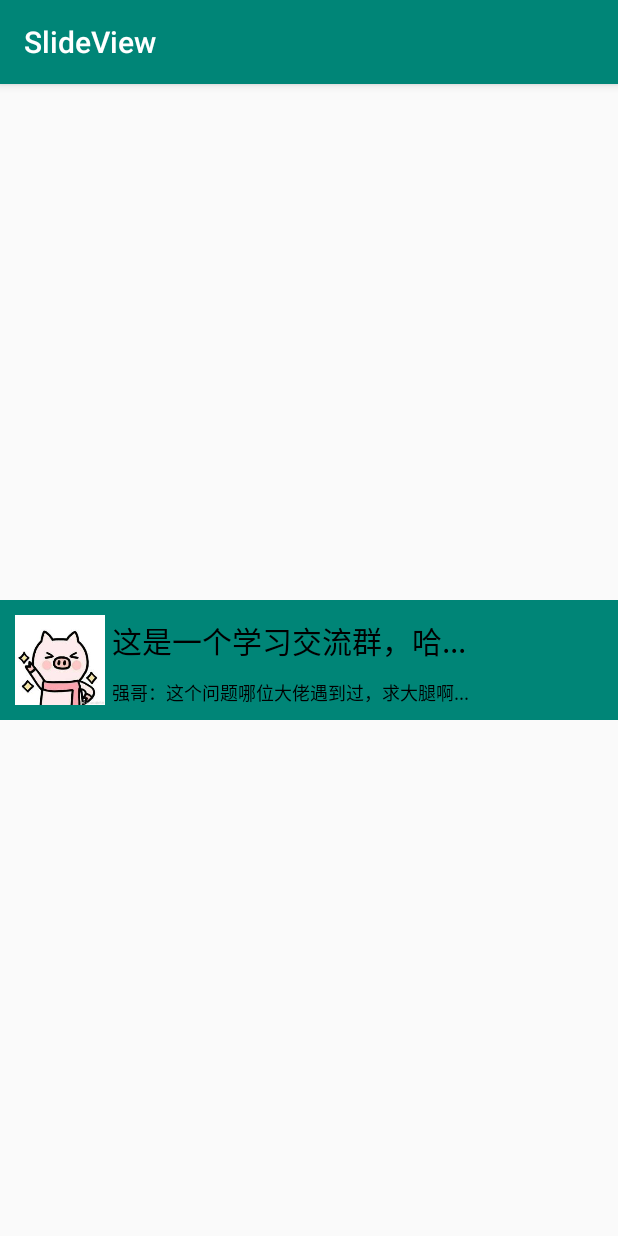
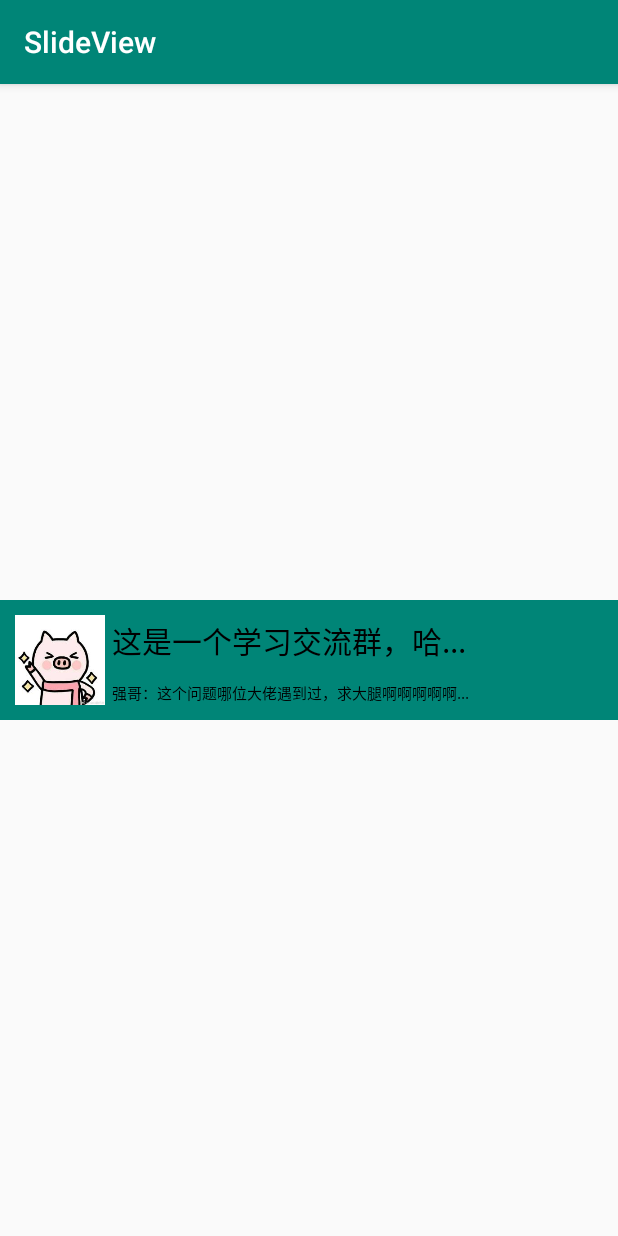
Before and after one commit to crekerliqiang/SlideView, an Android app: the screen it shows after launch (MainActivity), on a phone screen of 412 x 824 dp. Run offline under Robolectric (Android 15) with nearby library versions, the phone set to English and light mode, and no system bars.

Commit message:
修复不填入attr数据时的异常问题

```diff
--- a/app/src/main/res/layout/activity_main.xml
+++ b/app/src/main/res/layout/activity_main.xml
@@ -23,7 +23,7 @@
         app:title_text_margin_start="10dp"
 
         app:message_text="@string/message"
-        app:message_text_size="12sp"
+        app:message_text_size="10sp"
         app:message_text_color="@color/colorBlack"
         app:message_text_margin_start="10dp"
 
--- a/library/src/main/java/demo/com/library/Constants.java
+++ b/library/src/main/java/demo/com/library/Constants.java
@@ -12,12 +12,16 @@ public class Constants {
     public static final float SCALE_RATIO_RIGHT_X_THRESHOLD = 0.001f;
     //图片默认宽度[正方形]
     public static final int IMAGE_SLIDE_LEN_DEFAULT = (int)Util.dpToPixel(60);
+    //图片的默认偏移
+    public static final int IMAGE_MARGIN_START_DEFAULT = (int)Util.spToPixel(10);
 
     //text 默认颜色
     public static final int TEXT_COLOR_DEFAULT = Color.BLACK;
     //title and message 所在行的最大比例[不能超出]
     public static final float TEXT_MAX_RATIO = 0.7f;
 
+    //Title text 默认值
+    public static final String TITLE_TEXT_DEFAULT = "";
     //Title text 默认大小
     public static final int TITLE_SIZE_DEFAULT = (int)Util.spToPixel(24);
     //Title text 默认起始偏移
@@ -25,6 +29,8 @@ public class Constants {
     //Title 的高度占整个View的比例
     public static final float TITLE_HEIGHT = 0.75f;
 
+    //Message text 默认值
+    public static final String MESSAGE_TEXT_DEFAULT = "";
     //Message text 默认大小
     public static final int MESSAGE_SIZE_DEFAULT = (int)Util.spToPixel(12);
     //Message text 默认起始偏移
--- a/library/src/main/java/demo/com/library/view/SlideView.java
+++ b/library/src/main/java/demo/com/library/view/SlideView.java
@@ -21,9 +21,11 @@ import demo.com.library.LLog;
 import demo.com.library.R;
 import demo.com.library.Util;
 
+import static demo.com.library.Constants.IMAGE_MARGIN_START_DEFAULT;
 import static demo.com.library.Constants.IMAGE_SLIDE_LEN_DEFAULT;
 import static demo.com.library.Constants.MESSAGE_MARGIN_START_DEFAULT;
 import static demo.com.library.Constants.MESSAGE_SIZE_DEFAULT;
+import static demo.com.library.Constants.MESSAGE_TEXT_DEFAULT;
 import static demo.com.library.Constants.SCALE_RATIO_LEFT_X_THRESHOLD;
 import static demo.com.library.Constants.SCALE_RATIO_RIGHT_X_THRESHOLD;
 import static demo.com.library.Constants.TEXT_COLOR_DEFAULT;
@@ -33,6 +35,7 @@ import static demo.com.library.Constants.TEXT_OFFSET_Y;
 import static demo.com.library.Constants.TITLE_HEIGHT;
 import static demo.com.library.Constants.TITLE_MARGIN_START_DEFAULT;
 import static demo.com.library.Constants.TITLE_SIZE_DEFAULT;
+import static demo.com.library.Constants.TITLE_TEXT_DEFAULT;
 
 
 public class SlideView extends View {
@@ -66,6 +69,7 @@ public class SlideView extends View {
     Bitmap bitmap;
     int imageSlideLength;
     float imageMarginStart;
+    boolean isDrawBitmap;
     //Title
     String titleText;
     int titleTextSize;
@@ -120,15 +124,24 @@ public class SlideView extends View {
         TypedArray typedArray = context.obtainStyledAttributes(attrs,R.styleable.SlideView);
         imageSource = typedArray.getResourceId(R.styleable.SlideView_image_src,0);
         imageSlideLength = typedArray.getDimensionPixelSize(R.styleable.SlideView_image_slide_length,IMAGE_SLIDE_LEN_DEFAULT);
-        imageMarginStart = typedArray.getDimensionPixelSize(R.styleable.SlideView_image_margin_start,0);
+        imageMarginStart = typedArray.getDimensionPixelSize(R.styleable.SlideView_image_margin_start,IMAGE_MARGIN_START_DEFAULT);
+        //图片为空的情况
+        if(imageSource == 0){
+            imageSource = R.drawable.crekerli_pig;
+            isDrawBitmap = false;
+        }else{
+            isDrawBitmap = true;
+        }
         bitmap = Util.getBitmap(imageSource,imageSlideLength);
         //2.Title
         titleText = typedArray.getString(R.styleable.SlideView_title_text);
+        if(titleText == null)titleText = TITLE_TEXT_DEFAULT;
         titleTextSize = typedArray.getDimensionPixelSize(R.styleable.SlideView_title_text_size, TITLE_SIZE_DEFAULT);
         titleTextColor = typedArray.getColor(R.styleable.SlideView_title_text_color, TEXT_COLOR_DEFAULT);
         titleTextMarginStart = typedArray.getDimensionPixelSize(R.styleable.SlideView_title_text_margin_start,TITLE_MARGIN_START_DEFAULT);
         //3.Message
         messageText = typedArray.getString(R.styleable.SlideView_message_text);
+        if(messageText == null)messageText = MESSAGE_TEXT_DEFAULT;
         messageTextSize = typedArray.getDimensionPixelSize(R.styleable.SlideView_message_text_size,MESSAGE_SIZE_DEFAULT);
         messageTextColor = typedArray.getColor(R.styleable.SlideView_message_text_color, TEXT_COLOR_DEFAULT);;
         messageTextMarginStart = typedArray.getDimensionPixelSize(R.styleable.SlideView_message_text_margin_start,MESSAGE_MARGIN_START_DEFAULT);;
@@ -202,7 +215,7 @@ public class SlideView extends View {
         //移动
         canvas.translate(menuString.size() * menuBackgroundWidth * ( 1 * scaleRatioX - 1f),0);
         //绘制 image
-        canvas.drawBitmap(bitmap,imageMarginStart, (getHeight() - bitmap.getHeight())>>1, paintTitle);
+        if(isDrawBitmap)canvas.drawBitmap(bitmap,imageMarginStart, (getHeight() - bitmap.getHeight())>>1, paintTitle);
         //绘制 title
         canvas.drawText(titleText,titleTextOffsetX ,titleTextOffsetY , paintTitle);
         //绘制message
```
